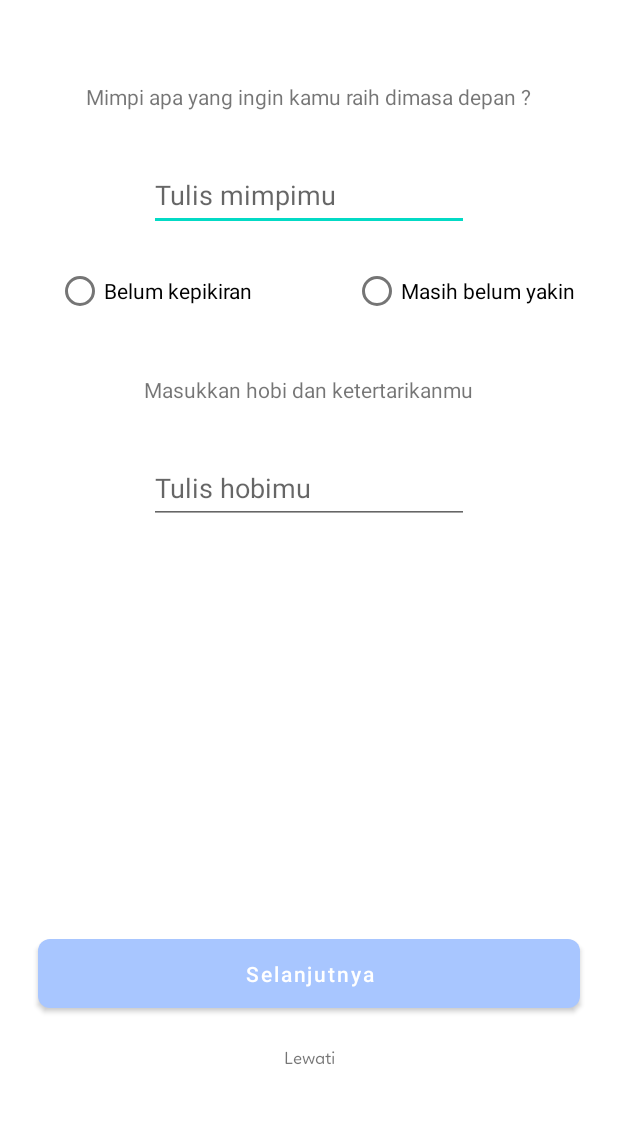
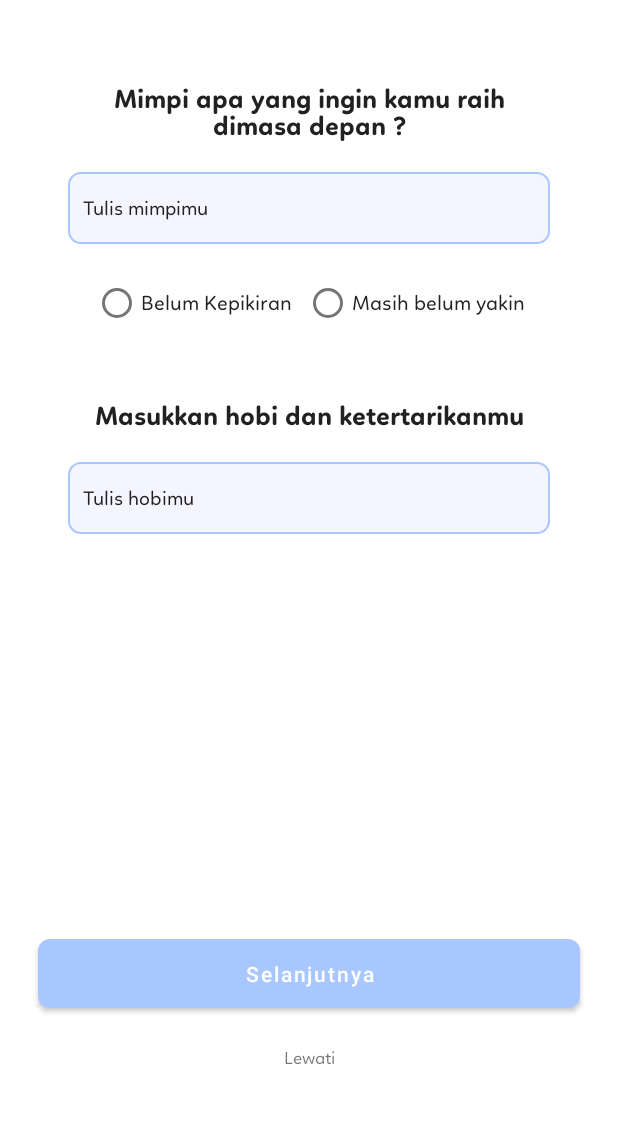
Before and after one commit to iqbalfariz/Yourney, an Android app: the AboutThreeActivity screen opened directly, with no data from a screen before it, on a phone screen of 412 x 824 dp, the part 114-1236 px from its top. Run offline under Robolectric (Android 15) with nearby library versions, the phone set to English and light mode, and no system bars; Roboto replaces fonts that are not available here.

Commit message:
Repair pick option

```diff
--- a/app/build.gradle
+++ b/app/build.gradle
@@ -42,6 +42,7 @@ dependencies {
     implementation 'com.google.android.material:material:1.5.0'
     implementation 'androidx.constraintlayout:constraintlayout:2.1.3'
     implementation 'androidx.legacy:legacy-support-v4:1.0.0'
+    implementation 'androidx.gridlayout:gridlayout:1.0.0'
     testImplementation 'junit:junit:4.13.2'
     androidTestImplementation 'androidx.test.ext:junit:1.1.3'
     androidTestImplementation 'androidx.test.espresso:espresso-core:3.4.0'
--- a/app/src/main/java/com/izo/yourney/ui/persona/AboutOneActivity.kt
+++ b/app/src/main/java/com/izo/yourney/ui/persona/AboutOneActivity.kt
@@ -4,12 +4,15 @@ import android.app.DatePickerDialog
 import android.content.Intent
 import androidx.appcompat.app.AppCompatActivity
 import android.os.Bundle
+import android.os.Parcel
+import android.os.Parcelable
+import android.util.Log
 import com.izo.yourney.R
 import com.izo.yourney.databinding.ActivityAboutOneBinding
 import java.text.SimpleDateFormat
 import java.util.*
 
-class AboutOneActivity : AppCompatActivity() {
+class AboutOneActivity() : AppCompatActivity() {
 
     private lateinit var binding: ActivityAboutOneBinding
 
@@ -32,23 +35,31 @@ class AboutOneActivity : AppCompatActivity() {
             calendar.get(Calendar.DAY_OF_MONTH)).show()
         }
 
+
         binding.tvMale.setOnClickListener {
-            binding.tvMale.setBackgroundResource(R.drawable.circle_picker_bg)
+                binding.tvMale.setBackgroundResource(R.drawable.circle_picker_bg)
+                binding.tvFemale.setBackgroundResource(R.drawable.circle_not_pick_bg)
         }
 
         binding.tvFemale.setOnClickListener {
-            binding.tvFemale.setBackgroundResource(R.drawable.circle_picker_bg)
+                binding.tvFemale.setBackgroundResource(R.drawable.circle_picker_bg)
+                binding.tvMale.setBackgroundResource(R.drawable.circle_not_pick_bg)
         }
 
         binding.btnNext.setOnClickListener {
             val intent = Intent(this, AboutTwoActivity::class.java)
             startActivity(intent)
         }
+
+
     }
+
+
 
     private fun updateLabel(calendar: Calendar) {
         val dateFormat = "dd-MM-yyyy"
         val sdf = SimpleDateFormat(dateFormat, Locale.US)
         binding.btnDatePicker.setText(sdf.format(calendar.time))
     }
+
 }
--- a/app/src/main/java/com/izo/yourney/ui/persona/AboutTwoActivity.kt
+++ b/app/src/main/java/com/izo/yourney/ui/persona/AboutTwoActivity.kt
@@ -17,18 +17,30 @@ class AboutTwoActivity : AppCompatActivity() {
 
         binding.tvSma.setOnClickListener {
             binding.tvSma.setBackgroundResource(R.drawable.circle_picker_bg)
+            binding.tvCollage.setBackgroundResource(R.drawable.circle_not_pick_bg)
+            binding.tvLulus.setBackgroundResource(R.drawable.circle_not_pick_bg)
+            binding.tvPutus.setBackgroundResource(R.drawable.circle_not_pick_bg)
         }
 
         binding.tvCollage.setOnClickListener {
             binding.tvCollage.setBackgroundResource(R.drawable.circle_picker_bg)
+            binding.tvSma.setBackgroundResource(R.drawable.circle_not_pick_bg)
+            binding.tvLulus.setBackgroundResource(R.drawable.circle_not_pick_bg)
+            binding.tvPutus.setBackgroundResource(R.drawable.circle_not_pick_bg)
         }
 
         binding.tvLulus.setOnClickListener {
             binding.tvLulus.setBackgroundResource(R.drawable.circle_picker_bg)
+            binding.tvCollage.setBackgroundResource(R.drawable.circle_not_pick_bg)
+            binding.tvSma.setBackgroundResource(R.drawable.circle_not_pick_bg)
+            binding.tvPutus.setBackgroundResource(R.drawable.circle_not_pick_bg)
         }
 
         binding.tvPutus.setOnClickListener {
             binding.tvPutus.setBackgroundResource(R.drawable.circle_picker_bg)
+            binding.tvCollage.setBackgroundResource(R.drawable.circle_not_pick_bg)
+            binding.tvLulus.setBackgroundResource(R.drawable.circle_not_pick_bg)
+            binding.tvSma.setBackgroundResource(R.drawable.circle_not_pick_bg)
         }
 
         binding.btnNext.setOnClickListener {
--- a/app/src/main/res/drawable/circle_picker_bg.xml
+++ b/app/src/main/res/drawable/circle_picker_bg.xml
@@ -6,6 +6,6 @@
             <solid android:color="@color/blue_pick"/>
             <size android:width="67dp" android:height="67dp"/>
         </shape>
-    </item>a
+    </item>
 
 </selector>
--- a/app/src/main/res/layout/activity_about_one.xml
+++ b/app/src/main/res/layout/activity_about_one.xml
@@ -207,6 +207,4 @@
         app:layout_constraintTop_toBottomOf="@+id/tv_female" />
 
 
-
-
 </androidx.constraintlayout.widget.ConstraintLayout>
--- a/app/src/main/res/layout/activity_about_three.xml
+++ b/app/src/main/res/layout/activity_about_three.xml
@@ -66,69 +66,109 @@
 
     <TextView
         android:id="@+id/textView13"
-        android:layout_width="wrap_content"
+        android:layout_width="0dp"
         android:layout_height="wrap_content"
         android:layout_marginTop="64dp"
-        android:text="Mimpi apa yang ingin kamu raih dimasa depan ?"
+        android:layout_marginStart="45dp"
+        android:layout_marginEnd="45dp"
+        android:text="@string/title_aboutThree"
+        android:fontFamily="@font/linotte_bold"
+        android:textAlignment="center"
+        android:textColor="@color/black"
+        android:textSize="18sp"
         app:layout_constraintEnd_toEndOf="parent"
         app:layout_constraintStart_toStartOf="parent"
         app:layout_constraintTop_toBottomOf="@+id/tv_app" />
 
     <EditText
-        android:id="@+id/editTextTextPersonName3"
-        android:layout_width="wrap_content"
+        android:id="@+id/ed_dream"
+        android:layout_width="0dp"
         android:layout_height="wrap_content"
-        android:layout_marginTop="32dp"
+        android:layout_marginStart="45dp"
+        android:layout_marginTop="20dp"
+        android:layout_marginEnd="45dp"
+        android:background="@drawable/ed_about_bg"
         android:ems="10"
-        android:inputType="textPersonName"
+        android:fontFamily="@font/linotte_regular"
+        android:hint="@string/content_edDream"
+        android:inputType="text"
         android:minHeight="48dp"
-        android:hint="Tulis mimpimu"
+        android:padding="10dp"
+        android:textColor="@color/black"
+        android:textColorHint="@color/black"
+        android:textSize="13sp"
         app:layout_constraintEnd_toEndOf="parent"
         app:layout_constraintStart_toStartOf="parent"
         app:layout_constraintTop_toBottomOf="@+id/textView13" />
 
-    <RadioButton
-        android:id="@+id/radioButton"
-        android:layout_width="wrap_content"
-        android:layout_height="wrap_content"
-        android:layout_marginTop="16dp"
-        android:text="Belum kepikiran"
-        app:layout_constraintEnd_toStartOf="@+id/guidelineVertical"
-        app:layout_constraintStart_toStartOf="parent"
-        app:layout_constraintTop_toBottomOf="@+id/editTextTextPersonName3" />
-
-    <RadioButton
-        android:id="@+id/radioButton2"
-        android:layout_width="wrap_content"
-        android:layout_height="wrap_content"
-        android:layout_marginTop="16dp"
-        android:text="Masih belum yakin"
-        app:layout_constraintEnd_toEndOf="parent"
-        app:layout_constraintStart_toStartOf="@+id/guidelineVertical"
-        app:layout_constraintTop_toBottomOf="@+id/editTextTextPersonName3" />
-
     <TextView
         android:id="@+id/textView20"
-        android:layout_width="wrap_content"
+        android:layout_width="0dp"
         android:layout_height="wrap_content"
-        android:layout_marginTop="32dp"
-        android:text="Masukkan hobi dan ketertarikanmu"
+        android:layout_marginStart="45dp"
+        android:layout_marginTop="40dp"
+        android:layout_marginEnd="45dp"
+        android:fontFamily="@font/linotte_bold"
+        android:text="@string/title_hobby"
+        android:textAlignment="center"
+        android:textColor="@color/black"
+        android:textSize="18sp"
         app:layout_constraintEnd_toEndOf="parent"
         app:layout_constraintStart_toStartOf="parent"
-        app:layout_constraintTop_toBottomOf="@+id/radioButton2" />
+
+        app:layout_constraintTop_toBottomOf="@+id/radio_dream" />
 
     <EditText
-        android:id="@+id/editTextTextPersonName5"
-        android:layout_width="wrap_content"
+        android:id="@+id/ed_hobby"
+        android:layout_width="0dp"
         android:layout_height="wrap_content"
-        android:layout_marginTop="32dp"
+        android:layout_marginStart="45dp"
+        android:layout_marginTop="20dp"
+        android:layout_marginEnd="45dp"
+        android:background="@drawable/ed_about_bg"
         android:ems="10"
-        android:inputType="textPersonName"
+        android:fontFamily="@font/linotte_regular"
+        android:hint="@string/content_edHobby"
+        android:inputType="text"
         android:minHeight="48dp"
-        android:hint="Tulis hobimu"
+        android:padding="10dp"
+        android:textColor="@color/black"
+        android:textColorHint="@color/black"
+        android:textSize="13sp"
         app:layout_constraintEnd_toEndOf="parent"
         app:layout_constraintStart_toStartOf="parent"
         app:layout_constraintTop_toBottomOf="@+id/textView20" />
 
+    <RadioGroup
+        android:id="@+id/radio_dream"
+        android:layout_width="wrap_content"
+        android:layout_height="wrap_content"
+        android:layout_marginStart="45dp"
+        android:layout_marginTop="15dp"
+        android:layout_marginEnd="45dp"
+        android:orientation="horizontal"
+        app:layout_constraintEnd_toEndOf="parent"
+        app:layout_constraintStart_toStartOf="parent"
+        app:layout_constraintTop_toBottomOf="@+id/ed_dream">
+
+        <RadioButton
+            android:layout_width="wrap_content"
+            android:layout_height="wrap_content"
+            android:layout_marginEnd="8dp"
+            android:fontFamily="@font/linotte_regular"
+            android:text="@string/content_radio1"
+            android:textColor="@color/black"
+            android:textSize="14sp" />
+
+        <RadioButton
+            android:layout_width="wrap_content"
+            android:layout_height="wrap_content"
+            android:fontFamily="@font/linotte_regular"
+            android:text="@string/content_radio2"
+            android:textColor="@color/black"
+            android:textSize="14sp" />
+
+    </RadioGroup>
+
 
 </androidx.constraintlayout.widget.ConstraintLayout>
--- a/app/src/main/res/layout/activity_about_two.xml
+++ b/app/src/main/res/layout/activity_about_two.xml
@@ -74,8 +74,8 @@
         android:layout_marginStart="45dp"
         android:layout_marginTop="64dp"
         android:layout_marginEnd="45dp"
+        android:text="@string/title_aboutTwo"
         android:fontFamily="@font/linotte_bold"
-        android:text="@string/title_aboutTwo"
         android:textAlignment="center"
         android:textColor="@color/black"
         android:textSize="18sp"
@@ -221,10 +221,10 @@
         android:layout_marginStart="45dp"
         android:layout_marginTop="20dp"
         android:layout_marginEnd="45dp"
+        android:hint="@string/content_edPhoneNumber"
         android:background="@drawable/ed_about_bg"
         android:ems="10"
         android:fontFamily="@font/linotte_regular"
-        android:hint="@string/content_edPhoneNumber"
         android:inputType="text"
         android:minHeight="48dp"
         android:padding="10dp"
--- a/app/src/main/res/layout/test.xml
+++ b/app/src/main/res/layout/test.xml
@@ -7,15 +7,12 @@
     android:background="@color/white"
     >
 
-    <Button
+    <com.google.android.material.button.MaterialButton
         android:id="@+id/button"
         android:layout_width="wrap_content"
         android:layout_height="wrap_content"
+        android:background="@drawable/circle_not_pick_bg"
         android:text="Button"
-        app:icon="@drawable/icon_google"
-        app:iconGravity="start"
-        app:iconSize="24dp"
-        app:iconTint="#FF5722"
         app:layout_constraintBottom_toBottomOf="parent"
         app:layout_constraintEnd_toEndOf="parent"
         app:layout_constraintStart_toStartOf="parent"
--- a/app/src/main/res/values/strings.xml
+++ b/app/src/main/res/values/strings.xml
@@ -28,4 +28,10 @@
     <string name="title_aboutTwo">Pilih jenjang pendidikanmu saat ini</string>
     <string name="title_noTelp">Masukkan nomor teleponmu</string>
     <string name="content_edPhoneNumber">Masukan nomor</string>
+    <string name="title_aboutThree">Mimpi apa yang ingin kamu raih dimasa depan ?</string>
+    <string name="content_edDream">Tulis mimpimu</string>
+    <string name="title_hobby">Masukkan hobi dan ketertarikanmu</string>
+    <string name="content_edHobby">Tulis hobimu</string>
+    <string name="content_radio1">Belum Kepikiran</string>
+    <string name="content_radio2">Masih belum yakin</string>
 </resources>
```
